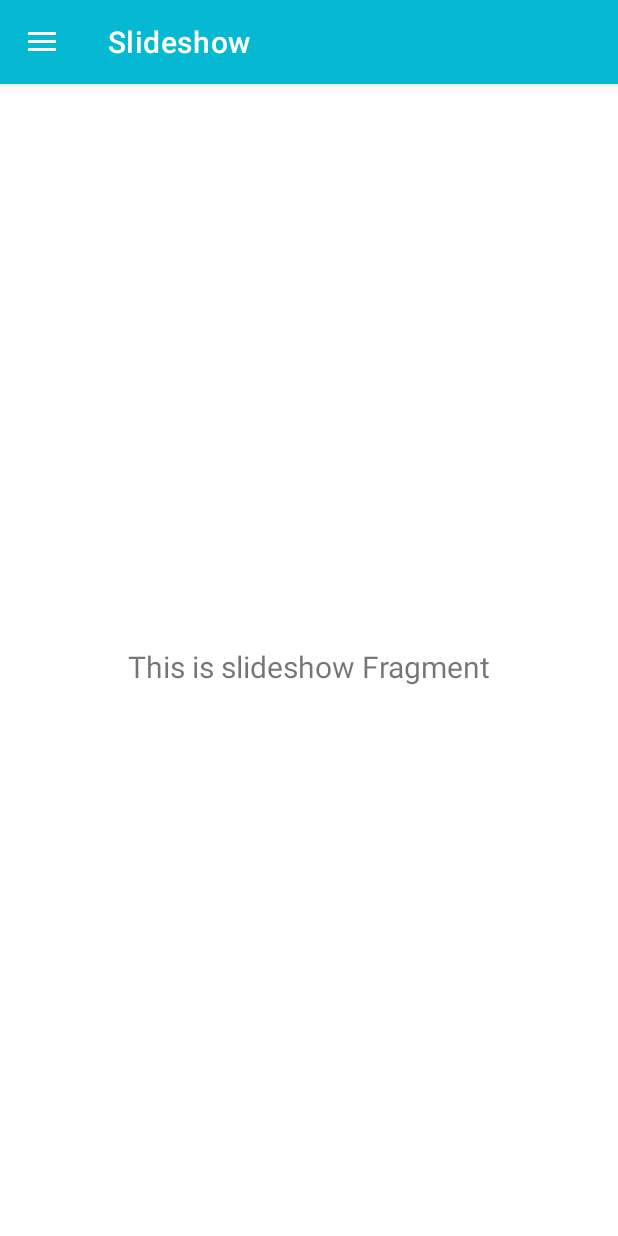
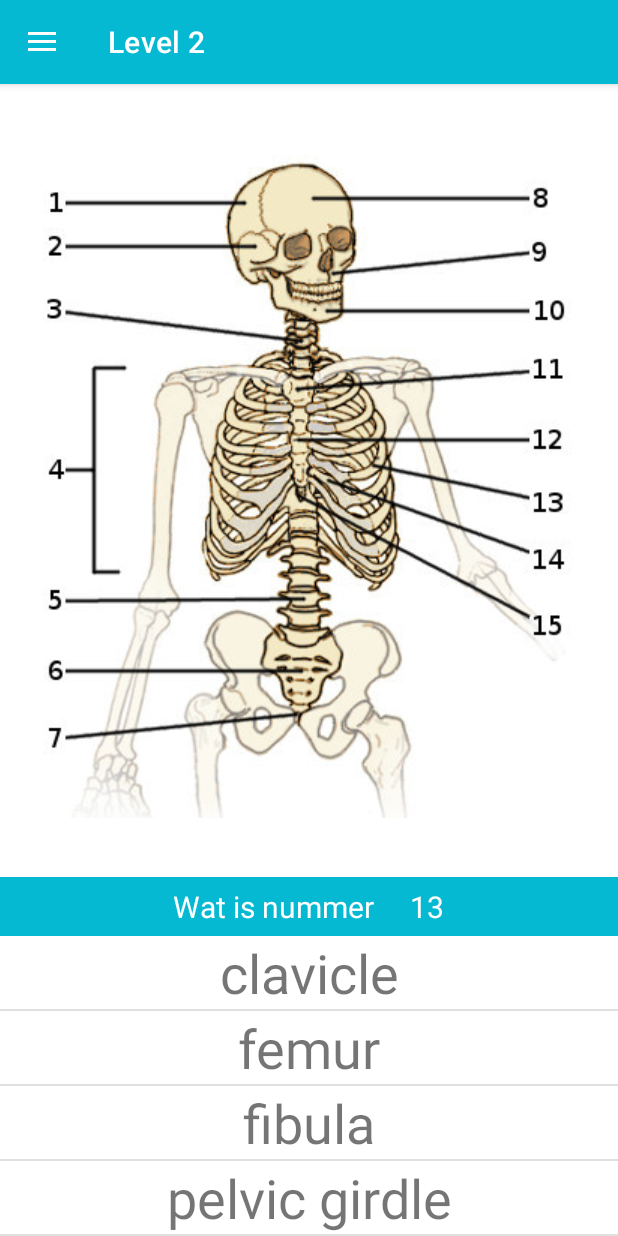
Before and after one commit to ArtjomCubleac/AnatomieApp, an Android app: the screen it shows after launch (MainActivity), in the side drawer, after a tap on "Level 2", on a phone screen of 412 x 824 dp. Run offline under Robolectric (Android 15) with nearby library versions, the phone set to English and light mode, and no system bars; our stand-ins replace Room's generated code, navigation-ui.

Commit message:
Added Level2 view and fragment

```diff
--- a/app/src/main/java/com/example/anatomieapp/Quizzes/Quizzes.kt
+++ b/app/src/main/java/com/example/anatomieapp/Quizzes/Quizzes.kt
@@ -7,7 +7,7 @@ data class Quizzes(
 ){
 
 companion object {
-    //Questions for the quiz
+    //Questions Level 2
     val LEVEL1QUESTIONS = intArrayOf(
        1,2,3,4,5,6,7,8,9,10,11,12,13,14,15
     )
@@ -30,6 +30,30 @@ companion object {
         "tibia",
         "ulna",
     )
+
+    //Questions Level 2
+    val LEVEL2QUESTIONS = intArrayOf(
+            1,2,3,4,5,6,7,8,9,10,11,12,13,14,15
+    )
+
+    //Answers for the quiz
+    val LEVEL2ANSWERS =  arrayOf(
+            "clavicle",
+            "femur",
+            "fibula",
+            "pelvic girdle",
+            "mandible",
+            "humerus",
+            "pubis",
+            "patella",
+            "radius",
+            "rib cage",
+            "sacrum",
+            "skull",
+            "sternum",
+            "tibia",
+            "ulna",
+    )
 }
 
 }
--- /dev/null
+++ b/app/src/main/java/com/example/anatomieapp/ui/level2/Level2.kt
@@ -0,0 +1,132 @@
+package com.example.anatomieapp.ui.level2
+
+import android.content.Context
+import android.os.Build
+import android.os.Bundle
+import android.os.VibrationEffect
+import android.os.Vibrator
+import android.view.LayoutInflater
+import android.view.View
+import android.view.ViewGroup
+import androidx.fragment.app.Fragment
+import androidx.fragment.app.viewModels
+import androidx.recyclerview.widget.DividerItemDecoration
+import androidx.recyclerview.widget.ItemTouchHelper
+import androidx.recyclerview.widget.LinearLayoutManager
+import androidx.recyclerview.widget.RecyclerView
+import com.example.anatomieapp.Quizzes.Quiz
+import com.example.anatomieapp.Quizzes.Quizzes
+import com.example.anatomieapp.Quizzes.QuizzesAdapter
+import com.example.anatomieapp.databinding.FragmentLevel2Binding
+import com.example.anatomieapp.ui.home.HomeViewModel
+import com.google.android.material.snackbar.Snackbar
+import kotlinx.android.synthetic.main.fragment_level2.*
+import kotlin.random.Random
+
+class Level2 : Fragment() {
+
+    private val quizzes = arrayListOf<Quiz>()
+    private val quizzesAdapter = QuizzesAdapter(quizzes) { quiz : Quiz -> partItemClicked(quiz) }
+    private lateinit var binding: FragmentLevel2Binding
+    private val viewModel: HomeViewModel by viewModels()
+    private var quizIndex = 0
+    private val quizDone = arrayListOf<Quiz>()
+
+    override fun onCreateView(
+            inflater: LayoutInflater, container: ViewGroup?,
+            savedInstanceState: Bundle?
+    ): View? {
+        binding = FragmentLevel2Binding.inflate(inflater, container, false)
+        return binding.root
+    }
+
+    override fun onViewCreated(view: View, savedInstanceState: Bundle?) {
+        super.onViewCreated(view, savedInstanceState)
+        initViews()
+    }
+
+
+    private fun initViews() {
+        //Initialize the recycler view with a linear layout manager, adapter
+        binding.rvAnswers.layoutManager =
+                LinearLayoutManager(
+                        this.context, RecyclerView.VERTICAL, false
+                )
+        binding.rvAnswers.adapter = quizzesAdapter
+        binding.rvAnswers.addItemDecoration(
+                DividerItemDecoration(
+                        this.context,
+                        DividerItemDecoration.VERTICAL
+                )
+        )
+
+        for (i in Quizzes.LEVEL2QUESTIONS.indices) {
+            quizzes.add(
+                    Quiz(
+                            Quizzes.LEVEL2QUESTIONS[i],
+                            Quizzes.LEVEL2ANSWERS[i]
+                    )
+            )
+        }
+        Answer().attachToRecyclerView(rvAnswers)
+        setRandomQuestion()
+    }
+
+    private fun Answer(): ItemTouchHelper {
+        //Creates touchhelper which enables swiping left or right.
+        val callback = object : ItemTouchHelper.SimpleCallback(0, ItemTouchHelper.LEFT or ItemTouchHelper.RIGHT)  {
+            // Enables or Disables the ability to move items up and down.
+            override fun onMove(
+                    recyclerView: RecyclerView,
+                    viewHolder: RecyclerView.ViewHolder,
+                    target: RecyclerView.ViewHolder
+            ): Boolean {
+                return false
+            }
+            // Callback triggered when a user swiped an item.
+            override fun onSwiped(viewHolder: RecyclerView.ViewHolder, direction: Int) {
+                val position = viewHolder.adapterPosition
+                if (position == quizIndex) {
+                    setRandomQuestion()
+                    viewModel.updateResult(position  ,true)
+
+                    Snackbar.make(questionNumber, "Goedzo! Ga zo door!" + quizzes.get(position).toString(), Snackbar.LENGTH_LONG)
+                            .show()
+                    vibratePhone()
+                } else {
+                    Snackbar.make(questionNumber, "Fout! Probeer het nog eens!", Snackbar.LENGTH_SHORT)
+                            .show()
+                }
+                quizzesAdapter.notifyDataSetChanged()
+            }
+        }
+        return ItemTouchHelper(callback)
+    }
+
+
+
+    private fun setRandomQuestion() {
+        val quizInt = (Random.nextInt(0,quizzes.size))
+        if(quizDone.contains(quizzes[quizInt])){
+            setRandomQuestion()
+        } else {
+            quizIndex = quizInt
+            binding.questionNumber.text = quizzes.get(quizIndex).questionText.toString()
+            quizDone.add(quizzes.get(quizIndex))
+        }
+    }
+
+    fun Fragment.vibratePhone() {
+        val vibrator = context?.getSystemService(Context.VIBRATOR_SERVICE) as Vibrator
+        if (Build.VERSION.SDK_INT >= 26) {
+            vibrator.vibrate(VibrationEffect.createOneShot(400, 255))
+        } else {
+            vibrator.vibrate(200)
+        }
+    }
+
+    private fun partItemClicked(quiz: Quiz) {
+        Snackbar.make(questionNumber, "Swipe naar links of naar rechts, als je denkt dat het antwoord goed is!", Snackbar.LENGTH_SHORT)
+                .show()
+    }
+}
--- a/app/src/main/java/com/example/anatomieapp/ui/level2/SlideshowFragment.kt
+++ /dev/null
@@ -1,31 +0,0 @@
-package com.example.anatomieapp.ui.level2
-
-import android.os.Bundle
-import android.view.LayoutInflater
-import android.view.View
-import android.view.ViewGroup
-import android.widget.TextView
-import androidx.fragment.app.Fragment
-import androidx.lifecycle.Observer
-import androidx.lifecycle.ViewModelProvider
-import com.example.anatomieapp.R
-
-class SlideshowFragment : Fragment() {
-
-    private lateinit var slideshowViewModel: SlideshowViewModel
-
-    override fun onCreateView(
-            inflater: LayoutInflater,
-            container: ViewGroup?,
-            savedInstanceState: Bundle?
-    ): View? {
-        slideshowViewModel =
-                ViewModelProvider(this).get(SlideshowViewModel::class.java)
-        val root = inflater.inflate(R.layout.fragment_slideshow, container, false)
-        val textView: TextView = root.findViewById(R.id.text_slideshow)
-        slideshowViewModel.text.observe(viewLifecycleOwner, Observer {
-            textView.text = it
-        })
-        return root
-    }
-}
--- a/app/src/main/java/com/example/anatomieapp/ui/level2/SlideshowViewModel.kt
+++ /dev/null
@@ -1,13 +0,0 @@
-package com.example.anatomieapp.ui.level2
-
-import androidx.lifecycle.LiveData
-import androidx.lifecycle.MutableLiveData
-import androidx.lifecycle.ViewModel
-
-class SlideshowViewModel : ViewModel() {
-
-    private val _text = MutableLiveData<String>().apply {
-        value = "This is slideshow Fragment"
-    }
-    val text: LiveData<String> = _text
-}
--- a/app/src/main/res/layout/fragment_home.xml
+++ b/app/src/main/res/layout/fragment_home.xml
@@ -12,6 +12,7 @@
         android:layout_height="wrap_content"
         android:layout_marginStart="16dp"
         android:layout_marginTop="16dp"
+        android:text=""
         android:layout_marginBottom="8dp"
         app:layout_constraintBottom_toTopOf="@+id/progressBarLevel1"
         app:layout_constraintEnd_toEndOf="parent"
--- a/app/src/main/res/layout/fragment_level1.xml
+++ b/app/src/main/res/layout/fragment_level2.xml
@@ -2,20 +2,18 @@
 
 <androidx.constraintlayout.widget.ConstraintLayout xmlns:android="http://schemas.android.com/apk/res/android"
     xmlns:app="http://schemas.android.com/apk/res-auto"
-    xmlns:app2="http://schemas.android.com/apk/lib/android.support.v7.widget.GridLayout"
     xmlns:tools="http://schemas.android.com/tools"
     android:layout_width="match_parent"
     android:layout_height="match_parent"
-    tools:context=".ui.gallery.Level1">
-
+    tools:context=".ui.level2.Level2">
 
     <ImageView
-        android:id="@+id/imageView3"
+        android:id="@+id/imageView30"
         android:layout_width="wrap_content"
         android:layout_height="0dp"
         android:layout_marginTop="8dp"
         android:layout_marginBottom="8dp"
-        android:src="@drawable/human_skeleton1"
+        android:src="@drawable/skeleton_axial"
         app:layout_constraintBottom_toTopOf="@+id/imageView"
         app:layout_constraintEnd_toEndOf="parent"
         app:layout_constraintStart_toStartOf="parent"
--- a/app/src/main/res/layout/fragment_slideshow.xml
+++ /dev/null
@@ -1,22 +0,0 @@
-<?xml version="1.0" encoding="utf-8"?>
-<androidx.constraintlayout.widget.ConstraintLayout xmlns:android="http://schemas.android.com/apk/res/android"
-    xmlns:app="http://schemas.android.com/apk/res-auto"
-    xmlns:tools="http://schemas.android.com/tools"
-    android:layout_width="match_parent"
-    android:layout_height="match_parent"
-    tools:context=".ui.level2.SlideshowFragment">
-
-    <TextView
-        android:id="@+id/text_slideshow"
-        android:layout_width="match_parent"
-        android:layout_height="wrap_content"
-        android:layout_marginStart="8dp"
-        android:layout_marginTop="8dp"
-        android:layout_marginEnd="8dp"
-        android:textAlignment="center"
-        android:textSize="20sp"
-        app:layout_constraintBottom_toBottomOf="parent"
-        app:layout_constraintEnd_toEndOf="parent"
-        app:layout_constraintStart_toStartOf="parent"
-        app:layout_constraintTop_toTopOf="parent" />
-</androidx.constraintlayout.widget.ConstraintLayout>
--- a/app/src/main/res/navigation/mobile_navigation.xml
+++ b/app/src/main/res/navigation/mobile_navigation.xml
@@ -14,12 +14,12 @@
     <fragment
         android:id="@+id/nav_gallery"
         android:name="com.example.anatomieapp.ui.level1.Level1"
-        android:label="@string/menu_gallery"
+        android:label="@string/level_1_menu"
         tools:layout="@layout/fragment_level1" />
 
     <fragment
         android:id="@+id/nav_slideshow"
-        android:name="com.example.anatomieapp.ui.level2.SlideshowFragment"
-        android:label="@string/menu_slideshow"
-        tools:layout="@layout/fragment_slideshow" />
+        android:name="com.example.anatomieapp.ui.level2.Level2"
+        android:label="@string/level_2_menu"
+        tools:layout="@layout/fragment_level2" />
 </navigation>
```
Also changed, not shown: app/src/main/java/com/example/anatomieapp/Results/ResultsRoomDatabase.kt (+0 -16 lines), app/src/main/res/drawable/skeleton_axial.jpg (added).
